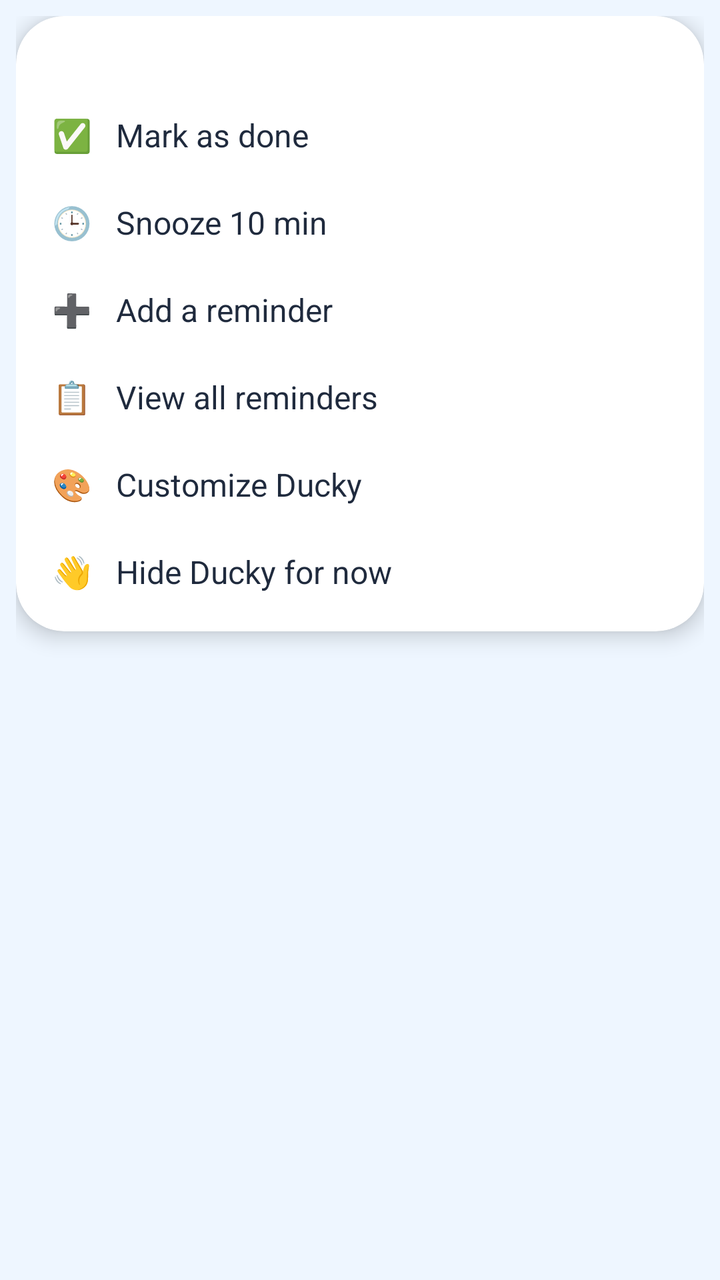
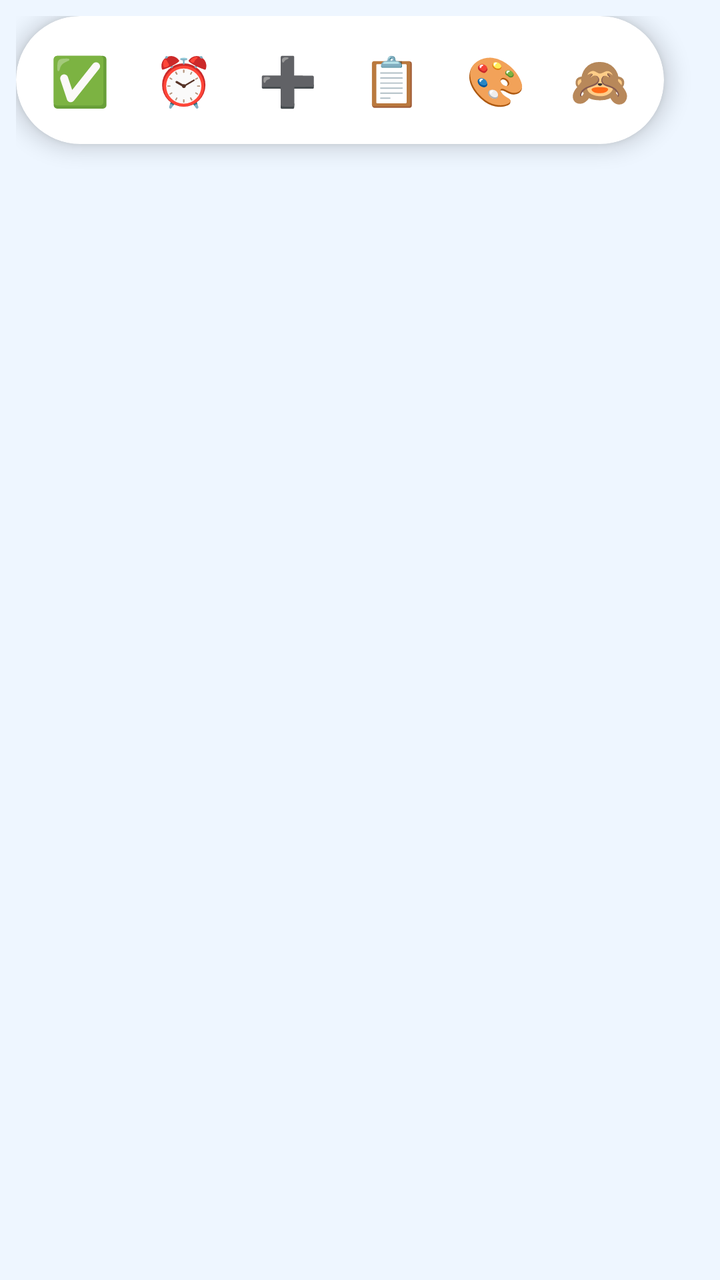

Compare the two renders of this Android layout. The source of the first and the diff that turns it into the second are given below.
<!-- AndroidManifest.xml: application theme Theme.ReminderDucky -->
<!-- res/layout/quick_menu.xml -->
<?xml version="1.0" encoding="utf-8"?>
<FrameLayout xmlns:android="http://schemas.android.com/apk/res/android"
    xmlns:app="http://schemas.android.com/apk/res-auto"
    android:layout_width="match_parent"
    android:layout_height="wrap_content"
    android:padding="8dp">

    <com.google.android.material.card.MaterialCardView
        android:layout_width="match_parent"
        android:layout_height="wrap_content"
        app:cardBackgroundColor="@color/card"
        app:cardCornerRadius="24dp"
        app:cardElevation="6dp"
        app:strokeWidth="0dp">

        <LinearLayout
            android:layout_width="match_parent"
            android:layout_height="wrap_content"
            android:orientation="vertical"
            android:paddingTop="10dp"
            android:paddingBottom="8dp">

            <TextView
                android:id="@+id/menuHeader"
                android:layout_width="match_parent"
                android:layout_height="wrap_content"
                android:paddingStart="18dp"
                android:paddingTop="4dp"
                android:paddingEnd="18dp"
                android:paddingBottom="6dp"
                android:textColor="@color/ink_soft"
                android:textSize="13sp" />

            <TextView android:id="@+id/menuDone" style="@style/MenuRow" android:text="✅   Mark as done" />
            <TextView android:id="@+id/menuSnooze" style="@style/MenuRow" android:text="🕒   Snooze 10 min" />
            <TextView android:id="@+id/menuAdd" style="@style/MenuRow" android:text="➕   Add a reminder" />
            <TextView android:id="@+id/menuList" style="@style/MenuRow" android:text="📋   View all reminders" />
            <TextView android:id="@+id/menuCustomize" style="@style/MenuRow" android:text="🎨   Customize Ducky" />
            <TextView android:id="@+id/menuHide" style="@style/MenuRow" android:text="👋   Hide Ducky for now" />
        </LinearLayout>
    </com.google.android.material.card.MaterialCardView>
</FrameLayout>
<!-- resources referenced by this layout -->
<resources>
  <color name="card">#FFFFFF</color>
  <color name="ink_soft">#66728A</color>
  <style name="MenuRow">
          <item name="android:layout_width">match_parent</item>
          <item name="android:layout_height">wrap_content</item>
          <item name="android:paddingStart">18dp</item>
          <item name="android:paddingEnd">18dp</item>
          <item name="android:paddingTop">11dp</item>
          <item name="android:paddingBottom">11dp</item>
          <item name="android:textSize">16sp</item>
          <item name="android:textColor">@color/ink</item>
          <item name="android:background">?attr/selectableItemBackground</item>
      </style>
  <style name="Theme.ReminderDucky" parent="Theme.Material3.DayNight.NoActionBar">
          <item name="colorPrimary">#2F7BF5</item>
          <item name="colorOnPrimary">#FFFFFF</item>
          <item name="colorPrimaryContainer">#D8E8FF</item>
          <item name="colorOnPrimaryContainer">#0B2A5C</item>
          <item name="colorSecondaryContainer">#FFE8A3</item>
          <item name="colorOnSecondaryContainer">#3A2A00</item>
          <item name="android:windowBackground">@color/page</item>
          <item name="materialCardViewStyle">@style/DuckCard</item>
      </style>
  <color name="ink">#1F2A3D</color>
  <color name="page">#EEF6FF</color>
  <style name="DuckCard" parent="Widget.Material3.CardView.Elevated">
          <item name="cardCornerRadius">24dp</item>
          <item name="cardBackgroundColor">@color/card</item>
          <item name="cardElevation">2dp</item>
      </style>
</resources>

<!-- the commit's change to res/layout/quick_menu.xml (unified diff, before → after) -->
@@ -1,42 +1,30 @@
 <?xml version="1.0" encoding="utf-8"?>
 <FrameLayout xmlns:android="http://schemas.android.com/apk/res/android"
     xmlns:app="http://schemas.android.com/apk/res-auto"
-    android:layout_width="match_parent"
+    android:layout_width="wrap_content"
     android:layout_height="wrap_content"
     android:padding="8dp">
 
     <com.google.android.material.card.MaterialCardView
-        android:layout_width="match_parent"
+        android:layout_width="wrap_content"
         android:layout_height="wrap_content"
         app:cardBackgroundColor="@color/card"
-        app:cardCornerRadius="24dp"
+        app:cardCornerRadius="32dp"
         app:cardElevation="6dp"
         app:strokeWidth="0dp">
 
         <LinearLayout
-            android:layout_width="match_parent"
+            android:layout_width="wrap_content"
             android:layout_height="wrap_content"
-            android:orientation="vertical"
-            android:paddingTop="10dp"
-            android:paddingBottom="8dp">
+            android:orientation="horizontal"
+            android:padding="6dp">
 
-            <TextView
-                android:id="@+id/menuHeader"
-                android:layout_width="match_parent"
-                android:layout_height="wrap_content"
-                android:paddingStart="18dp"
-                android:paddingTop="4dp"
-                android:paddingEnd="18dp"
-                android:paddingBottom="6dp"
-                android:textColor="@color/ink_soft"
-                android:textSize="13sp" />
-
-            <TextView android:id="@+id/menuDone" style="@style/MenuRow" android:text="✅   Mark as done" />
-            <TextView android:id="@+id/menuSnooze" style="@style/MenuRow" android:text="🕒   Snooze 10 min" />
-            <TextView android:id="@+id/menuAdd" style="@style/MenuRow" android:text="➕   Add a reminder" />
-            <TextView android:id="@+id/menuList" style="@style/MenuRow" android:text="📋   View all reminders" />
-            <TextView android:id="@+id/menuCustomize" style="@style/MenuRow" android:text="🎨   Customize Ducky" />
-            <TextView android:id="@+id/menuHide" style="@style/MenuRow" android:text="👋   Hide Ducky for now" />
+            <TextView android:id="@+id/menuDone" style="@style/MenuIcon" android:contentDescription="Mark as done" android:text="✅" />
+            <TextView android:id="@+id/menuSnooze" style="@style/MenuIcon" android:contentDescription="Snooze 10 minutes" android:text="⏰" />
+            <TextView android:id="@+id/menuAdd" style="@style/MenuIcon" android:contentDescription="Add a reminder" android:text="➕" />
+            <TextView android:id="@+id/menuList" style="@style/MenuIcon" android:contentDescription="View all reminders" android:text="📋" />
+            <TextView android:id="@+id/menuCustomize" style="@style/MenuIcon" android:contentDescription="Customize Ducky" android:text="🎨" />
+            <TextView android:id="@+id/menuHide" style="@style/MenuIcon" android:contentDescription="Hide Ducky for now" android:text="🙈" />
         </LinearLayout>
     </com.google.android.material.card.MaterialCardView>
 </FrameLayout>
<!-- resource entries referenced after the edit -->
@@ -1,17 +1,13 @@
 <!-- resources referenced by this layout -->
 <resources>
   <color name="card">#FFFFFF</color>
-  <color name="ink_soft">#66728A</color>
-  <style name="MenuRow">
-          <item name="android:layout_width">match_parent</item>
-          <item name="android:layout_height">wrap_content</item>
-          <item name="android:paddingStart">18dp</item>
-          <item name="android:paddingEnd">18dp</item>
-          <item name="android:paddingTop">11dp</item>
-          <item name="android:paddingBottom">11dp</item>
-          <item name="android:textSize">16sp</item>
-          <item name="android:textColor">@color/ink</item>
-          <item name="android:background">?attr/selectableItemBackground</item>
+  <style name="MenuIcon">
+          <item name="android:layout_width">48dp</item>
+          <item name="android:layout_height">48dp</item>
+          <item name="android:layout_margin">2dp</item>
+          <item name="android:gravity">center</item>
+          <item name="android:textSize">24sp</item>
+          <item name="android:background">?attr/selectableItemBackgroundBorderless</item>
       </style>
   <style name="Theme.ReminderDucky" parent="Theme.Material3.DayNight.NoActionBar">
           <item name="colorPrimary">#2F7BF5</item>
@@ -23,7 +19,6 @@
           <item name="android:windowBackground">@color/page</item>
           <item name="materialCardViewStyle">@style/DuckCard</item>
       </style>
-  <color name="ink">#1F2A3D</color>
   <color name="page">#EEF6FF</color>
   <style name="DuckCard" parent="Widget.Material3.CardView.Elevated">
           <item name="cardCornerRadius">24dp</item>
